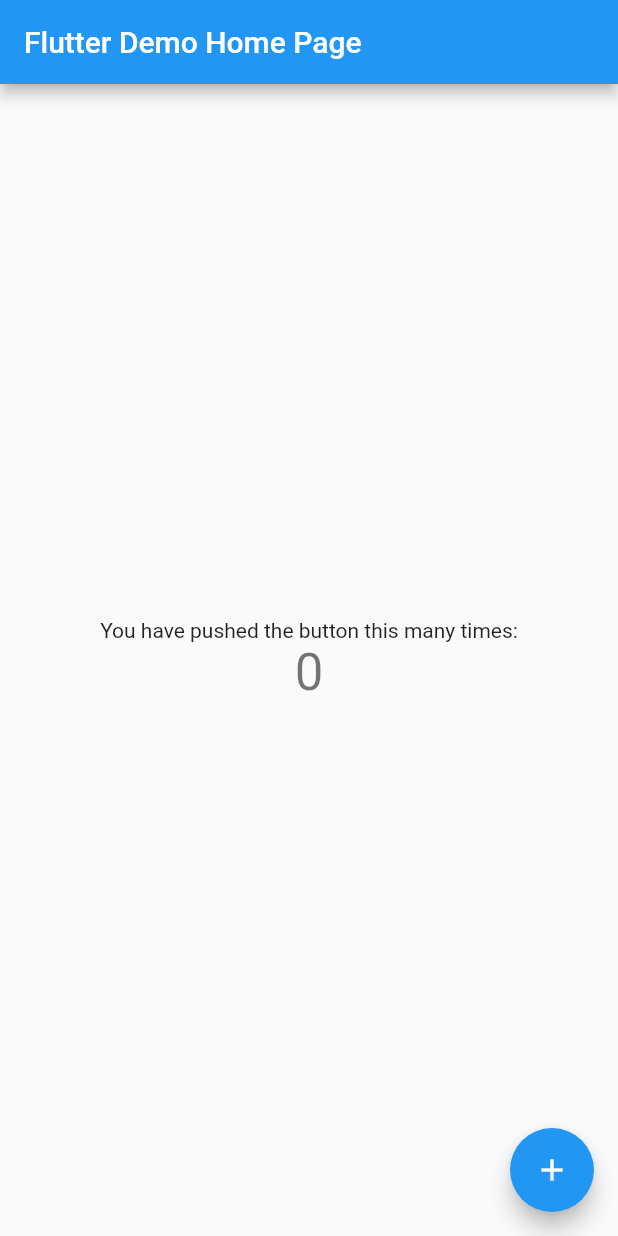
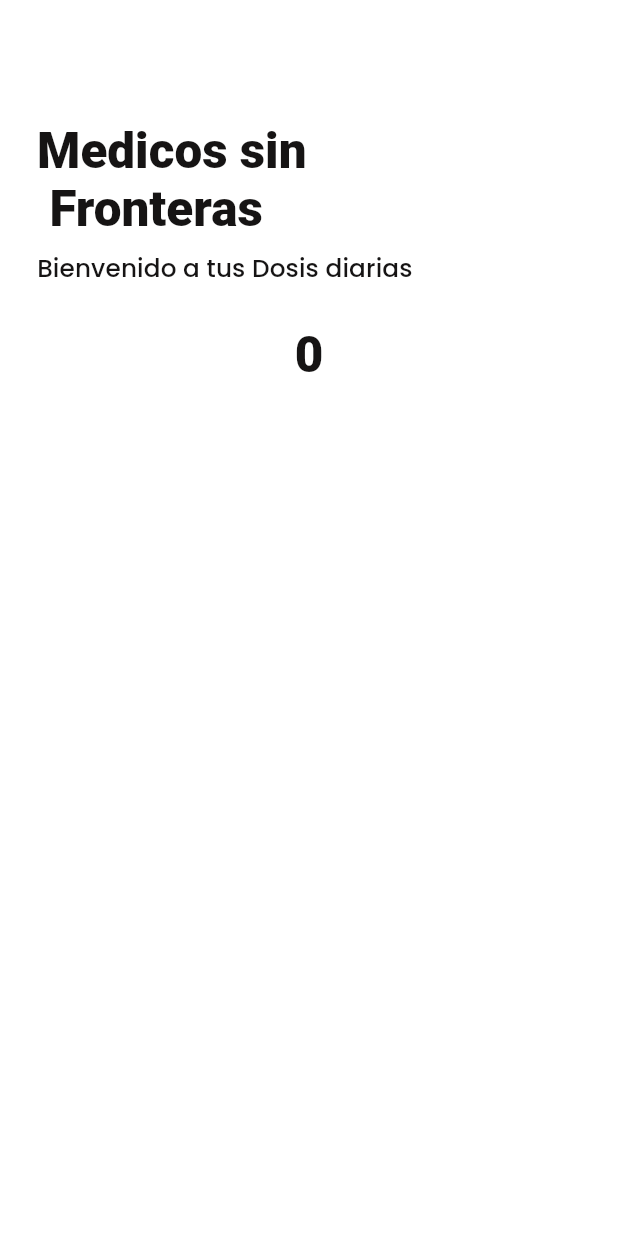
Before and after one commit to FrankoGarcia69/ProyectoRecordatoriosMedicos, a Flutter app: the screen it shows after launch, on a phone screen of 412 x 824 dp. Run offline on Flutter 3.47's test engine with Material 2 defaults, Android fonts, the phone set to English and light mode, and no system bars; our stand-ins replace google_fonts, sizer.

Commit message:
Se agrega pantalla de bienvenida

```diff
--- /dev/null
+++ b/lib/constantscolors.dart
@@ -0,0 +1,9 @@
+import 'package:flutter/material.dart';
+
+const Color cPrimaryColor = Color.fromARGB(255, 33, 91, 132);
+const Color cScaffoldColor = Color.fromARGB(255, 255, 255, 255);
+const Color cSecondaryColor = Color.fromARGB(255, 233, 66, 66);
+const Color cOtherColor = Color.fromARGB(255, 51, 123, 174);
+const Color cErrorColor = Color.fromARGB(255, 255, 0, 0);
+const Color cTextLightColor = Color.fromARGB(255, 95, 91, 91);
+const Color cTextColor = Color.fromARGB(255, 22, 20, 20);
--- a/lib/main.dart
+++ b/lib/main.dart
@@ -1,115 +1,37 @@
 import 'package:flutter/material.dart';
+import 'package:flutter_application_1/src/pages/Recetas.dart';
+import 'package:google_fonts/google_fonts.dart';
+import 'package:sizer/sizer.dart';
+import 'constantscolors.dart';
 
-void main() {
-  runApp(const MyApp());
-}
+void main() => runApp(const MyApp());
 
 class MyApp extends StatelessWidget {
   const MyApp({super.key});
 
-  // This widget is the root of your application.
   @override
   Widget build(BuildContext context) {
-    return MaterialApp(
-      title: 'Flutter Demo',
-      theme: ThemeData(
-        // This is the theme of your application.
-        //
-        // Try running your application with "flutter run". You'll see the
-        // application has a blue toolbar. Then, without quitting the app, try
-        // changing the primarySwatch below to Colors.green and then invoke
-        // "hot reload" (press "r" in the console where you ran "flutter run",
-        // or simply save your changes to "hot reload" in a Flutter IDE).
-        // Notice that the counter didn't reset back to zero; the application
-        // is not restarted.
-        primarySwatch: Colors.blue,
-      ),
-      home: const MyHomePage(title: 'Flutter Demo Home Page'),
-    );
+    return Sizer(builder: (context, orientation, deviceType) {
+      return MaterialApp(
+          debugShowCheckedModeBanner: false,
+          title: 'Material App',
+          theme: ThemeData.dark().copyWith(
+            primaryColor: cPrimaryColor,
+            scaffoldBackgroundColor: cScaffoldColor,
+            appBarTheme: const AppBarTheme(
+              backgroundColor: cScaffoldColor,
+              elevation: 0,
+            ),
+            textTheme: TextTheme(
+              headline4: TextStyle(
+                  fontSize: 24.sp,
+                  fontWeight: FontWeight.w800,
+                  color: cTextColor),
+              subtitle2:
+                  GoogleFonts.poppins(fontSize: 12.sp, color: cTextColor),
+            ),
+          ),
+          home: const RecetasPage());
+    });
   }
 }
-
-class MyHomePage extends StatefulWidget {
-  const MyHomePage({super.key, required this.title});
-
-  // This widget is the home page of your application. It is stateful, meaning
-  // that it has a State object (defined below) that contains fields that affect
-  // how it looks.
-
-  // This class is the configuration for the state. It holds the values (in this
-  // case the title) provided by the parent (in this case the App widget) and
-  // used by the build method of the State. Fields in a Widget subclass are
-  // always marked "final".
-
-  final String title;
-
-  @override
-  State<MyHomePage> createState() => _MyHomePageState();
-}
-
-class _MyHomePageState extends State<MyHomePage> {
-  int _counter = 0;
-
-  void _incrementCounter() {
-    setState(() {
-      // This call to setState tells the Flutter framework that something has
-      // changed in this State, which causes it to rerun the build method below
-      // so that the display can reflect the updated values. If we changed
-      // _counter without calling setState(), then the build method would not be
-      // called again, and so nothing would appear to happen.
-      _counter++;
-    });
-  }
-
-  @override
-  Widget build(BuildContext context) {
-    // This method is rerun every time setState is called, for instance as done
-    // by the _incrementCounter method above.
-    //
-    // The Flutter framework has been optimized to make rerunning build methods
-    // fast, so that you can just rebuild anything that needs updating rather
-    // than having to individually change instances of widgets.
-    return Scaffold(
-      appBar: AppBar(
-        // Here we take the value from the MyHomePage object that was created by
-        // the App.build method, and use it to set our appbar title.
-        title: Text(widget.title),
-      ),
-      body: Center(
-        // Center is a layout widget. It takes a single child and positions it
-        // in the middle of the parent.
-        child: Column(
-          // Column is also a layout widget. It takes a list of children and
-          // arranges them vertically. By default, it sizes itself to fit its
-          // children horizontally, and tries to be as tall as its parent.
-          //
-          // Invoke "debug painting" (press "p" in the console, choose the
-          // "Toggle Debug Paint" action from the Flutter Inspector in Android
-          // Studio, or the "Toggle Debug Paint" command in Visual Studio Code)
-          // to see the wireframe for each widget.
-          //
-          // Column has various properties to control how it sizes itself and
-          // how it positions its children. Here we use mainAxisAlignment to
-          // center the children vertically; the main axis here is the vertical
-          // axis because Columns are vertical (the cross axis would be
-          // horizontal).
-          mainAxisAlignment: MainAxisAlignment.center,
-          children: <Widget>[
-            const Text(
-              'You have pushed the button this many times:',
-            ),
-            Text(
-              '$_counter',
-              style: Theme.of(context).textTheme.headlineMedium,
-            ),
-          ],
-        ),
-      ),
-      floatingActionButton: FloatingActionButton(
-        onPressed: _incrementCounter,
-        tooltip: 'Increment',
-        child: const Icon(Icons.add),
-      ), // This trailing comma makes auto-formatting nicer for build methods.
-    );
-  }
-}
--- /dev/null
+++ b/lib/src/pages/Recetas.dart
@@ -0,0 +1,73 @@
+import 'package:flutter/material.dart';
+import 'package:sizer/sizer.dart';
+
+class RecetasPage extends StatefulWidget {
+  const RecetasPage({super.key});
+
+  @override
+  State<RecetasPage> createState() => _RecetasPageState();
+}
+
+class _RecetasPageState extends State<RecetasPage> {
+  @override
+  Widget build(BuildContext context) {
+    return Scaffold(
+      appBar: AppBar(),
+      body: Padding(
+        padding: EdgeInsets.all(3.h),
+        child: Column(
+          children: const [
+            TopContainer(),
+          ],
+        ),
+      ),
+    );
+  }
+}
+
+class TopContainer extends StatelessWidget {
+  const TopContainer({super.key});
+
+  @override
+  Widget build(BuildContext context) {
+    return Column(
+      mainAxisAlignment: MainAxisAlignment.start,
+      children: [
+        Container(
+          alignment: Alignment.topLeft,
+          padding: EdgeInsets.only(
+            bottom: 1.h,
+          ),
+          child: Text(
+            'Medicos sin \n Fronteras',
+            textAlign: TextAlign.start,
+            style: Theme.of(context).textTheme.headline4,
+          ),
+        ),
+        Container(
+          alignment: Alignment.topLeft,
+          padding: EdgeInsets.only(
+            bottom: 1.h,
+          ),
+          child: Text(
+            'Bienvenido a tus Dosis diarias',
+            style: Theme.of(context).textTheme.subtitle2,
+          ),
+        ),
+        SizedBox(
+          height: 2.h,
+        ),
+        Container(
+          alignment: Alignment.center,
+          padding: EdgeInsets.only(
+            bottom: 1.h,
+          ),
+          child: Text(
+            '0',
+            style: Theme.of(context).textTheme.headline4,
+          ),
+        ),
+      ],
+    );
+  }
+}
--- a/pubspec.yaml
+++ b/pubspec.yaml
@@ -32,9 +32,12 @@ dependencies:
     sdk: flutter
 
 
+
   # The following adds the Cupertino Icons font to your application.
   # Use with the CupertinoIcons class for iOS style icons.
   cupertino_icons: ^1.0.2
+  sizer: ^2.0.15
+  google_fonts: ^4.0.3
 
 dev_dependencies:
   flutter_test:
```
Also changed, not shown: pubspec.lock, 1 other file.
